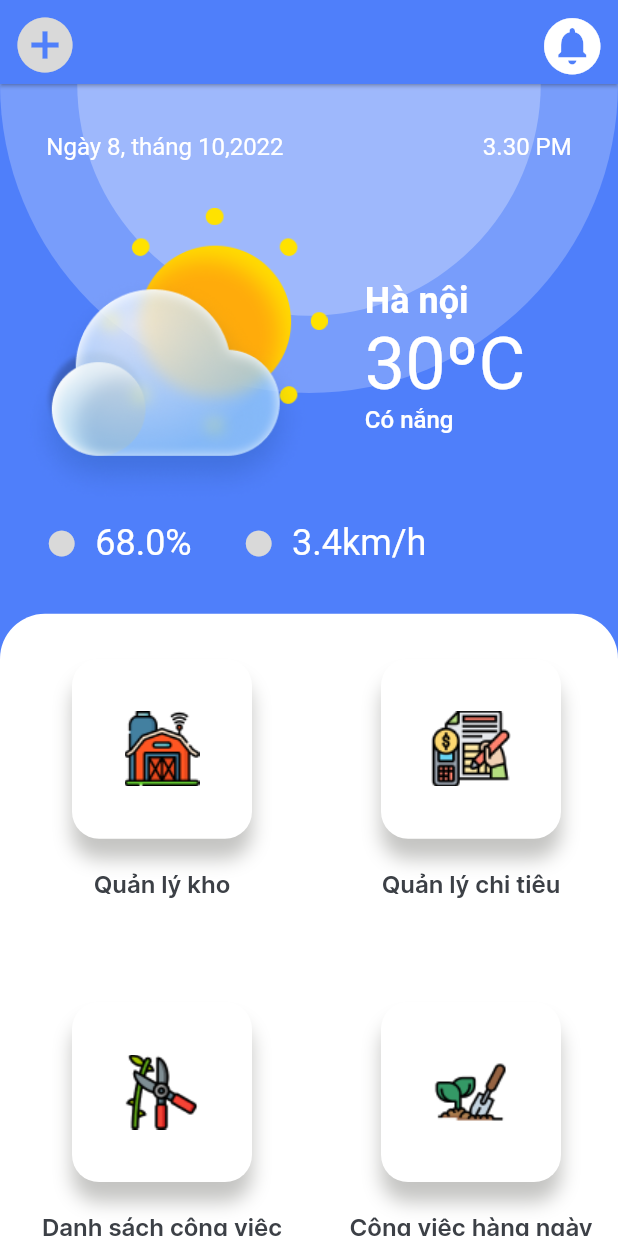
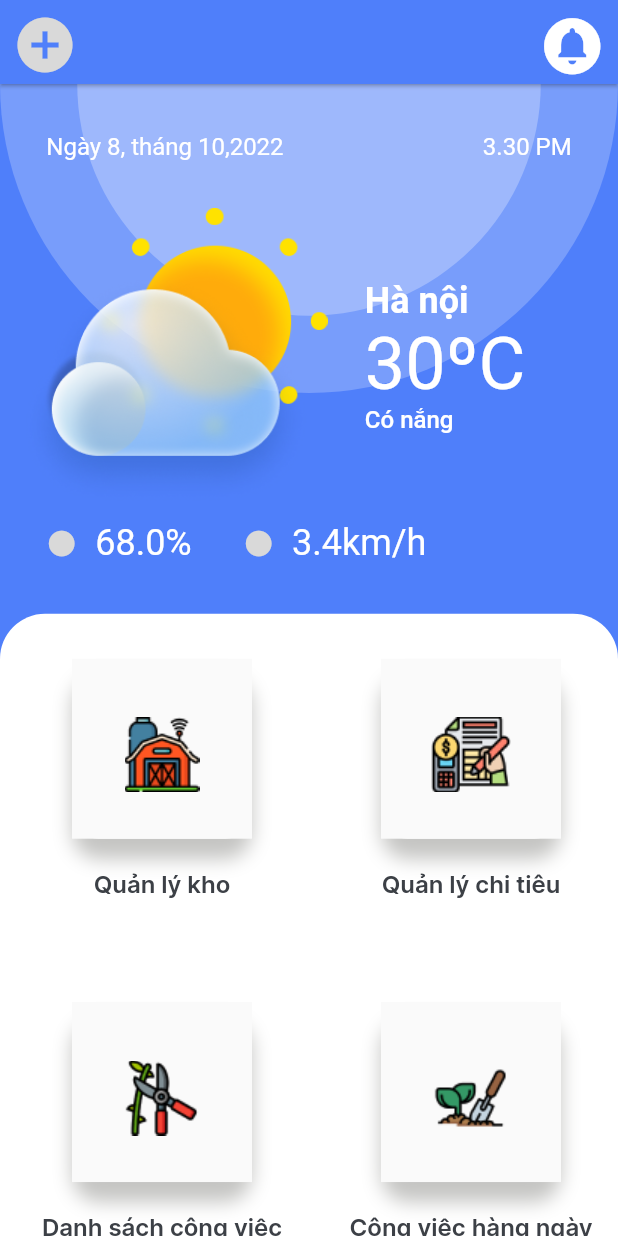
Before and after one commit to qd16092002/MyFirstApp, a Flutter app: the screen it shows after launch, on a phone screen of 412 x 824 dp. Run offline on Flutter 3.47's test engine with Material 2 defaults, Android fonts, the phone set to English and light mode, and no system bars.

Commit message:
Update UI

```diff
--- a/lib/main.dart
+++ b/lib/main.dart
@@ -1,12 +1,9 @@
-import 'package:flutter/foundation.dart';
+
 import 'package:flutter/material.dart';
 import 'package:untitled/constants.dart';
-import 'package:untitled/screens/home/Bagri/bagri_body.dart';
 import 'package:untitled/screens/home/Bagri/bagri_home_screen.dart';
 import 'package:untitled/screens/home/components/home_screen.dart';
-import 'package:flutter/src/painting/gradient.dart';
 import 'package:untitled/screens/home/tab2/new_home_screen.dart';
-import 'package:untitled/screens/home/tab3/home_screen_3.dart';
 
 void main() {
   runApp(
@@ -37,7 +34,7 @@ class MyApp extends StatelessWidget {
       home: const BAgriScreen(),
       routes: {
         '/newhome':(_)=> const NewHomeScreen(),
-        '/myhomepage':(_)=> MyHomePage(),
+        // '/myhomepage':(_)=> MyHomePage(),
         '/back':(_)=> const HomeScreen(),
       },
       //HomeScreen(),
--- a/lib/screens/home/Bagri/background.dart
+++ b/lib/screens/home/Bagri/background.dart
@@ -1,6 +1,4 @@
 import 'package:flutter/material.dart';
-import 'package:untitled/screens/home/Bagri/weather.dart';
-import 'package:untitled/screens/home/Bagri/color.dart';
 
 class BackGroundBAgri extends StatelessWidget {
   const BackGroundBAgri({Key? key}) : super(key: key);
--- a/lib/screens/home/Bagri/bagri_body.dart
+++ b/lib/screens/home/Bagri/bagri_body.dart
@@ -1,23 +1,19 @@
 import 'package:flutter/material.dart';
-import 'package:untitled/constants.dart';
 import 'package:untitled/screens/home/Bagri/background.dart';
 import 'package:untitled/screens/home/Bagri/weather.dart';
 import 'package:untitled/screens/home/Bagri/worklist.dart';
-import 'package:untitled/screens/home/components/choose.dart';
-import 'package:untitled/screens/home/components/transactions.dart';
 
 class BAgriBody extends StatelessWidget {
   const BAgriBody({super.key});
 
   @override
   Widget build(BuildContext context) {
-    Size size = MediaQuery.of(context).size;
     return Stack(
       children: const <Widget>[
         BackGroundBAgri(),
         Weather(),
         WorkList(),
-      ],
+        ],
     );
   }
 }
--- a/lib/screens/home/Bagri/bagri_home_screen.dart
+++ b/lib/screens/home/Bagri/bagri_home_screen.dart
@@ -1,7 +1,6 @@
 import 'package:flutter/foundation.dart';
 import 'package:flutter/material.dart';
 import 'package:flutter/services.dart';
-import 'package:untitled/screens/home/Bagri/work.dart';
 import 'color.dart';
 
 import 'bagri_body.dart';
--- a/lib/screens/home/Bagri/work.dart
+++ b/lib/screens/home/Bagri/work.dart
@@ -29,14 +29,19 @@ class Work extends StatelessWidget {
                 ),
               ],
             ),
-              child: Padding(
-                padding: const EdgeInsets.only(),
+            child: Material(
+              child:ListTile(
+                title: Padding(
+                  padding:const EdgeInsets.only(top: 30),
                   child: Image.asset(
                     imagesofwork,
-                  height: 50,
-                  width: 50,
+                    height: 60,
+                    width: 60,
                   ),
-              )),
+                ),
+              ),
+            )
+          ),
           const SizedBox(height: 20),
           Text(
             namework,
--- a/lib/screens/home/Bagri/worklist.dart
+++ b/lib/screens/home/Bagri/worklist.dart
@@ -39,6 +39,22 @@ class WorkList extends StatelessWidget {
               namework: 'Công việc hàng ngày',
               imagesofwork: 'assets/images/congviechangngay.png',
             ),
+            Work(
+              namework: 'Quản lý kho',
+              imagesofwork: 'assets/images/quanlykho.png',
+            ),
+            Work(
+              namework: 'Quản lý chi tiêu',
+              imagesofwork: 'assets/images/quanlychitieu.png',
+            ),
+            Work(
+              namework: 'Danh sách công việc khoán',
+              imagesofwork: 'assets/images/danhsachcongvieckhoan.png',
+            ),
+            Work(
+              namework: 'Công việc hàng ngày',
+              imagesofwork: 'assets/images/congviechangngay.png',
+            ),
           ],
         ),
       ),
--- a/lib/screens/home/components/transactions.dart
+++ b/lib/screens/home/components/transactions.dart
@@ -43,7 +43,7 @@ class Transactions extends StatelessWidget {
                             Row(
                               children: const [
                                 Expanded(child: Text(
-                                  'Transactionsssssssssssssssssssss',
+                                  'Transactions',
                                   style: TextStyle(
                                       fontSize: 15, color: Colors.white),softWrap: false,maxLines: 1,
                                 ),)
--- a/lib/screens/home/tab3/flip/flip_bar_element.dart
+++ b/lib/screens/home/tab3/flip/flip_bar_element.dart
@@ -27,7 +27,7 @@ class FlipBarElement extends StatelessWidget {
   /// Passing down widget from upper widget
   final double appBarHeight;
 
-  FlipBarElement(this.icon, this.text, this.frontColor, this.backColor,
+  const FlipBarElement(this.icon, this.text, this.frontColor, this.backColor,
       this.controller, this.onTapped, this.index, this.appBarHeight);
 
   @override
--- a/pubspec.yaml
+++ b/pubspec.yaml
@@ -39,6 +39,7 @@ dependencies:
   shared_preferences: ^2.0.15
   sqflite: ^2.1.0+1
   dio: ^4.0.6
+  json_serializable: ^6.5.2
 dev_dependencies:
   flutter_test:
     sdk: flutter
```
Also changed, not shown: lib/screens/home/tab3/flip/flip_box.dart (+5 -9 lines), lib/screens/home/tab3/flip/flip_box_bar.dart (+6 -2 lines), pubspec.lock, 1 other file. Lines whose indentation alone changed are shown as unchanged.
